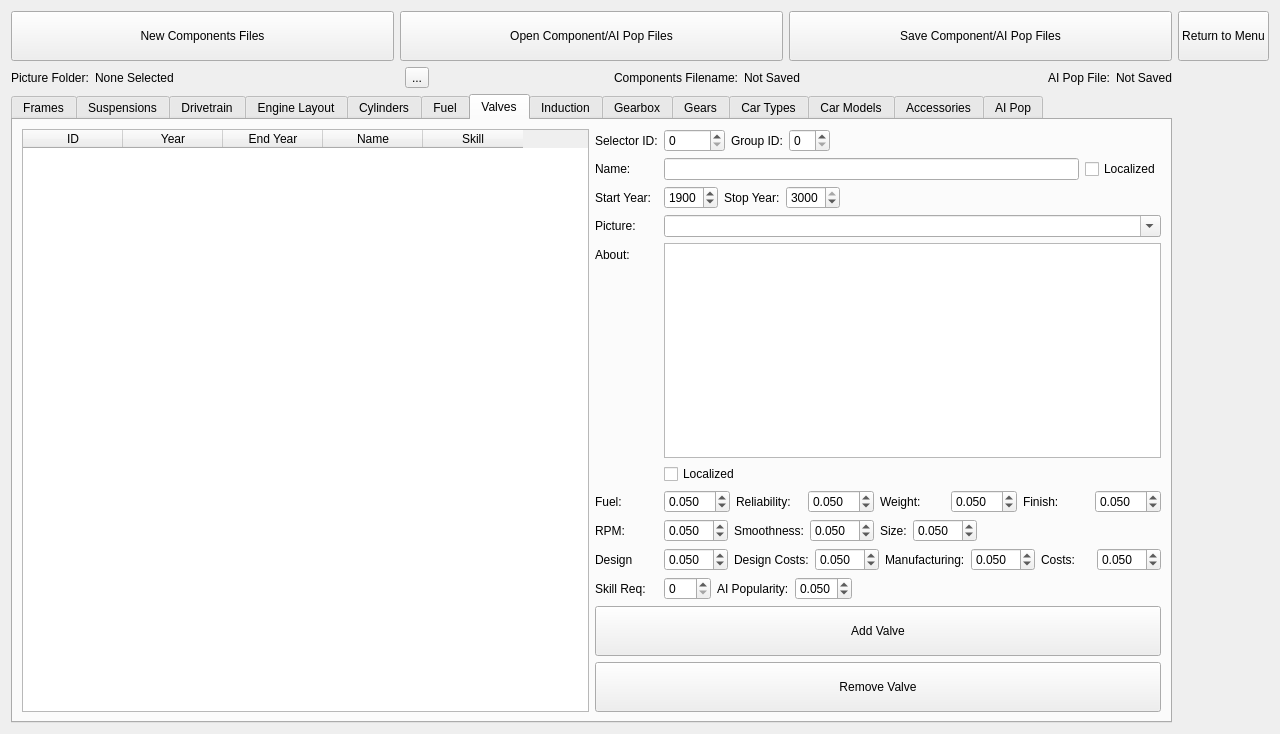
gearcity/GearCity_ModTools, file ComponentsEditor.ui: the form before one commit.
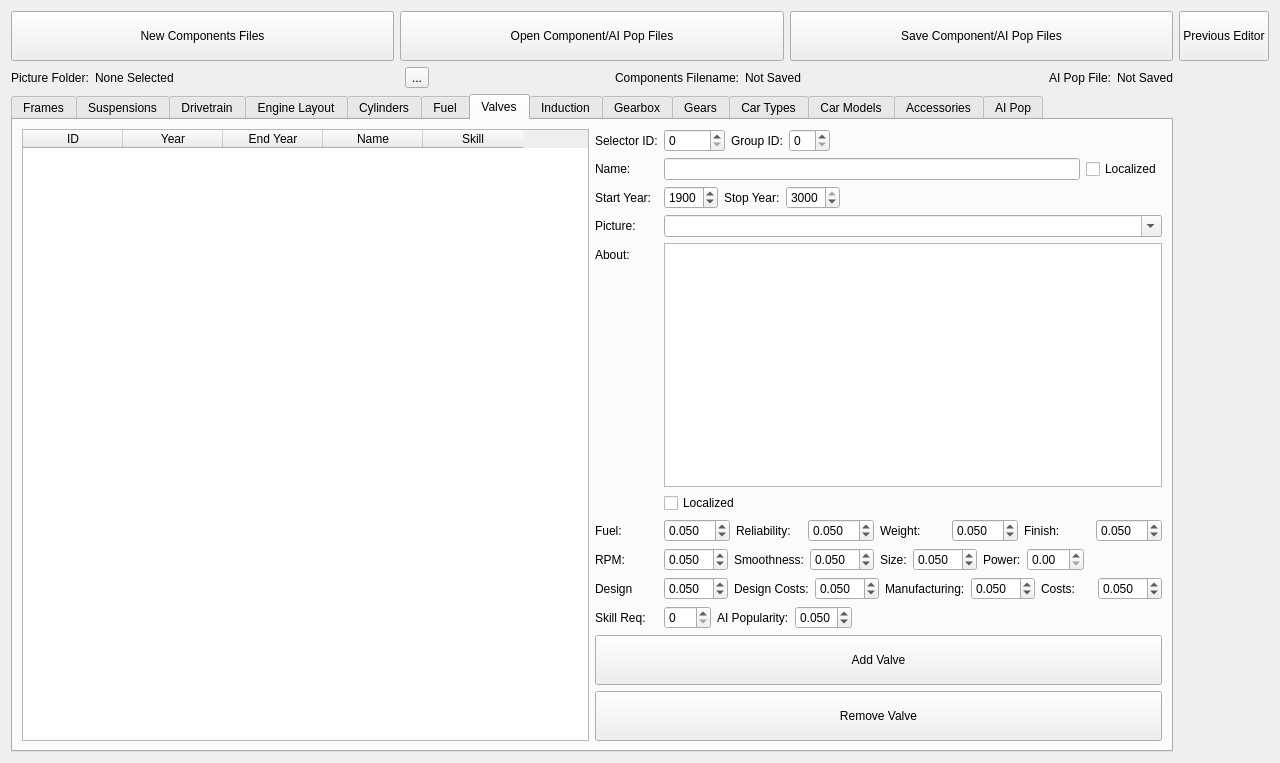
The form after the commit. The open tabs and pages were chosen to show the change.

Commit message:
Components export and other bug fixes
Fixes a couple of bugs in the Components editor. Adds 'power' to valves.
Also fixes decal check box toggle.

```diff
--- a/ComponentsEditor.ui
+++ b/ComponentsEditor.ui
@@ -7,7 +7,7 @@
     <x>0</x>
     <y>0</y>
     <width>1280</width>
-    <height>734</height>
+    <height>763</height>
    </rect>
   </property>
   <property name="windowTitle">
@@ -68,7 +68,7 @@
         </size>
        </property>
        <property name="text">
-        <string>Return to Menu</string>
+        <string>Previous Editor</string>
        </property>
       </widget>
      </item>
@@ -3304,6 +3304,9 @@
              <property name="decimals">
               <number>3</number>
              </property>
+             <property name="minimum">
+              <double>-5.000000000000000</double>
+             </property>
              <property name="singleStep">
               <double>0.010000000000000</double>
              </property>
@@ -3324,6 +3327,9 @@
              <property name="decimals">
               <number>3</number>
              </property>
+             <property name="minimum">
+              <double>-5.000000000000000</double>
+             </property>
              <property name="singleStep">
               <double>0.010000000000000</double>
              </property>
@@ -3388,6 +3394,9 @@
              <property name="decimals">
               <number>3</number>
              </property>
+             <property name="minimum">
+              <double>-5.000000000000000</double>
+             </property>
              <property name="singleStep">
               <double>0.010000000000000</double>
              </property>
@@ -3416,6 +3425,16 @@
              </property>
             </widget>
            </item>
+           <item>
+            <widget class="QLabel" name="label_132">
+             <property name="text">
+              <string>Power:</string>
+             </property>
+            </widget>
+           </item>
+           <item>
+            <widget class="QDoubleSpinBox" name="spinBox_Valve_Power"/>
+           </item>
            <item>
             <spacer name="horizontalSpacer_40">
              <property name="orientation">
```
Left out of the diff: 14 changed lines with no effect on the pictures. The commit also changes 7 other files.
